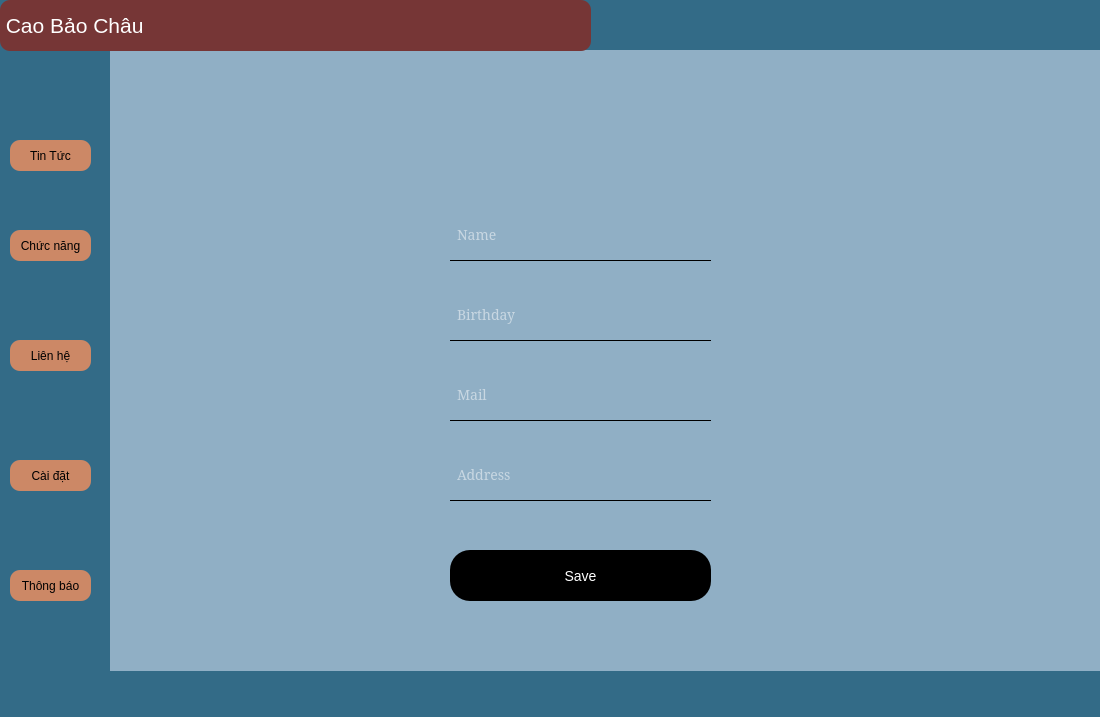
First picture: the form in ui/mainwindow.ui, repository Cuongal/python-app, before the edit.
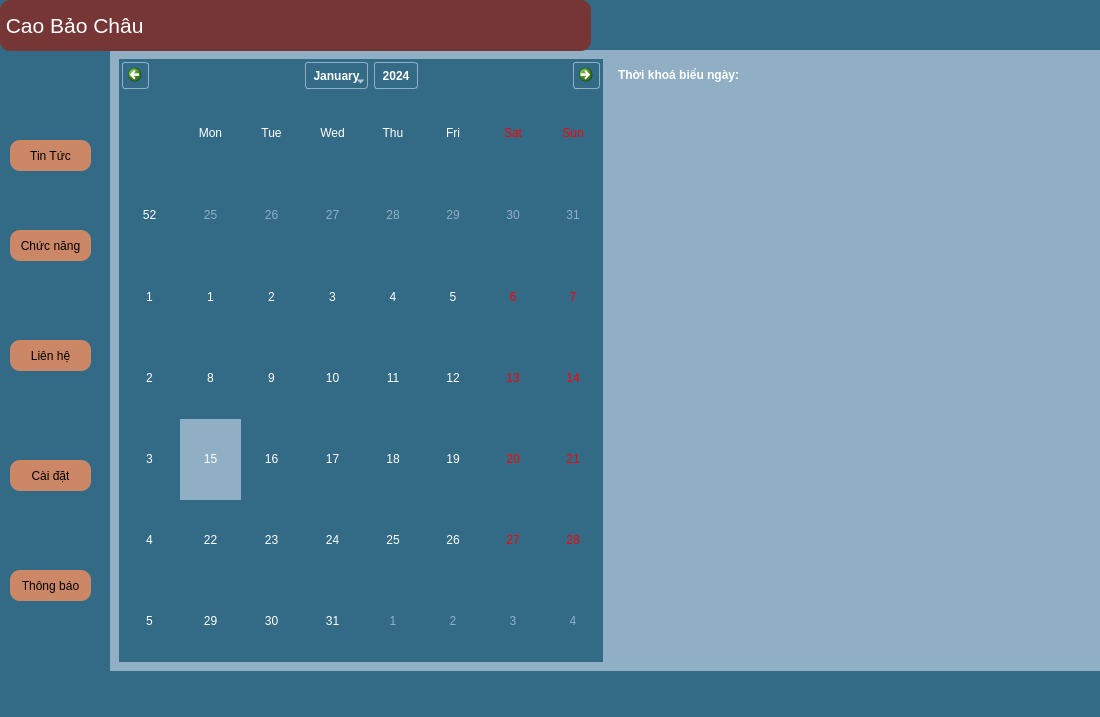
Second picture: the form after the edit. Icons and pictures are not drawn.

What changed in the file:
```diff
--- a/ui/mainwindow.ui
+++ b/ui/mainwindow.ui
@@ -36,7 +36,7 @@
      <string notr="true">background-color:rgb(144, 175, 197)</string>
     </property>
     <property name="currentIndex">
-     <number>2</number>
+     <number>4</number>
     </property>
     <widget class="QWidget" name="page_tintuc">
      <widget class="QTimeEdit" name="timeEdit">
@@ -1475,6 +1475,160 @@
       </property>
      </widget>
     </widget>
+    <widget class="QWidget" name="page_schedule">
+     <layout class="QHBoxLayout" name="horizontalLayout_2">
+      <item>
+       <widget class="QCalendarWidget" name="calendar">
+        <property name="minimumSize">
+         <size>
+          <width>400</width>
+          <height>300</height>
+         </size>
+        </property>
+        <property name="styleSheet">
+         <string notr="true">
+QCalendarWidget {
+    background-color: #336b87;
+    color: white;
+}
+QCalendarWidget QToolButton {
+    color: white;
+    background-color: #336b87;
+    border: 1px solid #90afc5;
+    border-radius: 3px;
+    padding: 3px;
+    margin: 3px;
+}
+QCalendarWidget QToolButton:hover {
+    background-color: #2c5a73;
+}
+QCalendarWidget QMenu {
+    background-color: #336b87;
+    color: white;
+}
+QCalendarWidget QSpinBox {
+    color: white;
+    background-color: #336b87;
+    selection-background-color: #2c5a73;
+    selection-color: white;
+}
+QCalendarWidget QTableView {
+    background-color: #336b87;
+    alternate-background-color: #2c5a73;
+    selection-background-color: #90afc5;
+    selection-color: white;
+    color: white;
+    outline: none;
+}
+QCalendarWidget QAbstractItemView:enabled {
+    color: white;
+}
+QCalendarWidget QAbstractItemView:disabled {
+    color: #90afc5;
+}
+QCalendarWidget QTableView::item:hover {
+    background-color: #2c5a73;
+}
+QCalendarWidget QTableView::item:selected {
+    background-color: #90afc5;
+}
+/* Style for days of the week */
+QCalendarWidget QWidget#qt_calendar_navigationbar { 
+    background-color: #336b87;
+}
+QCalendarWidget QWidget { 
+    alternate-background-color: #336b87;
+    color: white;
+}
+         </string>
+        </property>
+       </widget>
+      </item>
+      <item>
+       <widget class="QWidget" name="schedule_widget" native="true">
+        <layout class="QVBoxLayout" name="verticalLayout_2">
+         <item>
+          <widget class="QLabel" name="date_label">
+           <property name="styleSheet">
+            <string notr="true">color: white; font-weight: bold;</string>
+           </property>
+           <property name="text">
+            <string>Thời khoá biểu ngày: </string>
+           </property>
+          </widget>
+         </item>
+         <item>
+          <widget class="QTableWidget" name="schedule_table">
+           <property name="styleSheet">
+            <string notr="true">
+QTableWidget {
+    background-color: rgb(144, 175, 197);
+    color: black;
+    gridline-color: #2c5a73;
+    border: none;
+}
+
+QTableWidget::item {
+    padding: 8px;
+    border: none;
+}
+
+QTableWidget::item:selected {
+    background-color: #336b87;
+    color: white;
+}
+
+QHeaderView::section {
+    background-color: #336b87;
+    color: white;
+    padding: 10px;
+    border: none;
+    font-weight: bold;
+    text-align: center;
+}
+
+QTableWidget QScrollBar:vertical {
+    background-color: rgb(144, 175, 197);
+    width: 12px;
+    margin: 0px;
+}
+
+QTableWidget QScrollBar::handle:vertical {
+    background-color: #336b87;
+    border-radius: 6px;
+    min-height: 20px;
+}
+
+QTableWidget QScrollBar::add-line:vertical,
+QTableWidget QScrollBar::sub-line:vertical {
+    height: 0px;
+}
+
+QTableWidget QScrollBar:horizontal {
+    background-color: rgb(144, 175, 197);
+    height: 12px;
+    margin: 0px;
+}
+
+QTableWidget QScrollBar::handle:horizontal {
+    background-color: #336b87;
+    border-radius: 6px;
+    min-width: 20px;
+}
+
+QTableWidget QScrollBar::add-line:horizontal,
+QTableWidget QScrollBar::sub-line:horizontal {
+    width: 0px;
+}
+            </string>
+           </property>
+          </widget>
+         </item>
+        </layout>
+       </widget>
+      </item>
+     </layout>
+    </widget>
    </widget>
    <widget class="QLabel" name="ten">
     <property name="geometry">
```
Left out of the diff: 2 changed lines with no effect on the pictures.
